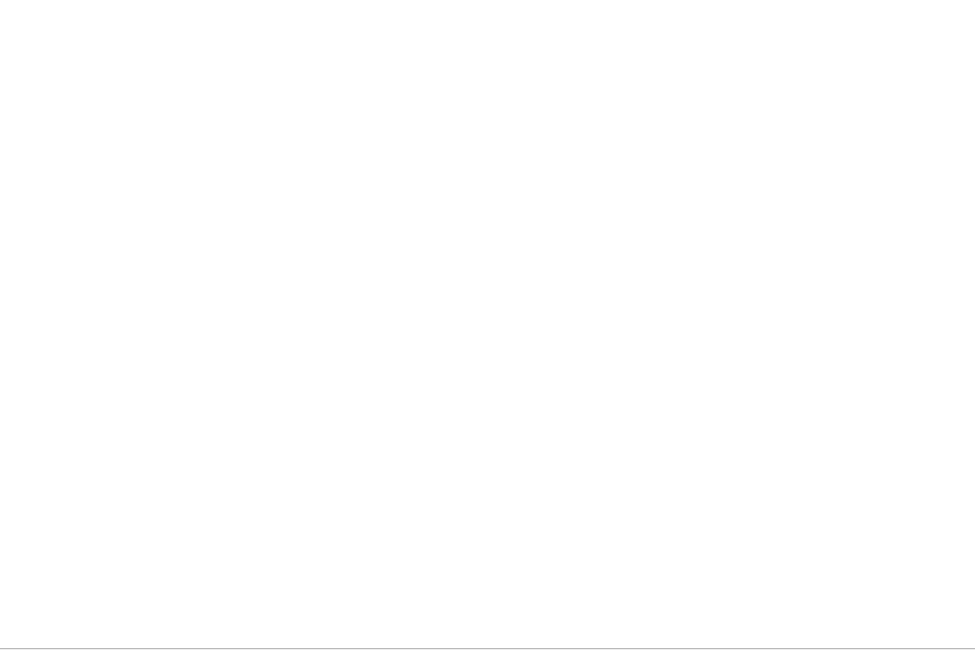
Above: rebate.ui from Santiago-F1/FinalGroupProjectCS1C before the change. Below: the same form after it.
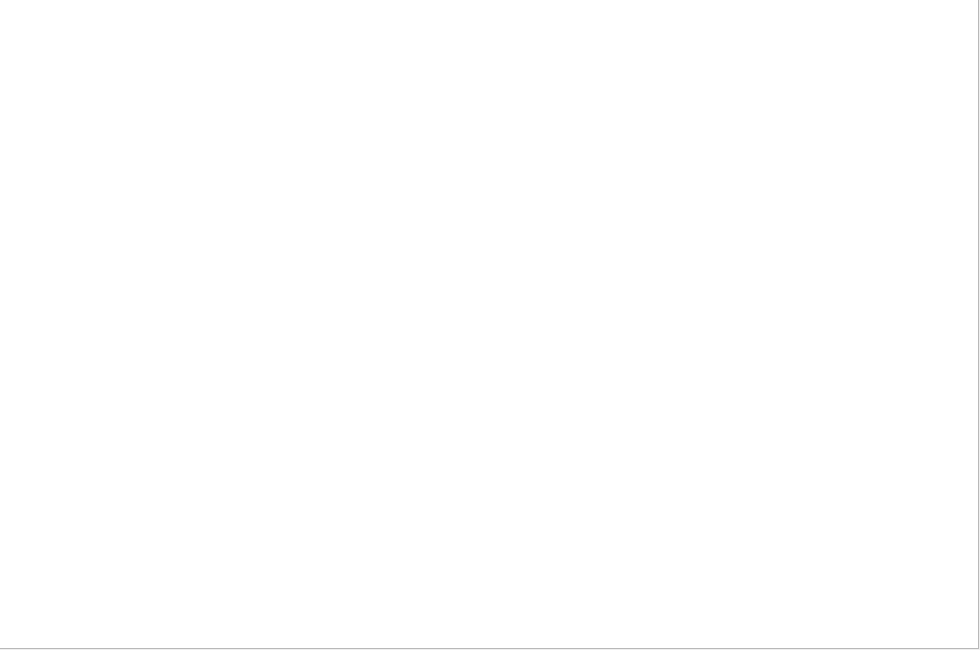
That is the form after the change.

The edit to the form file:
```diff
--- a/rebate.ui
+++ b/rebate.ui
@@ -6,7 +6,7 @@
    <rect>
     <x>0</x>
     <y>0</y>
-    <width>975</width>
+    <width>980</width>
     <height>650</height>
    </rect>
   </property>
```
